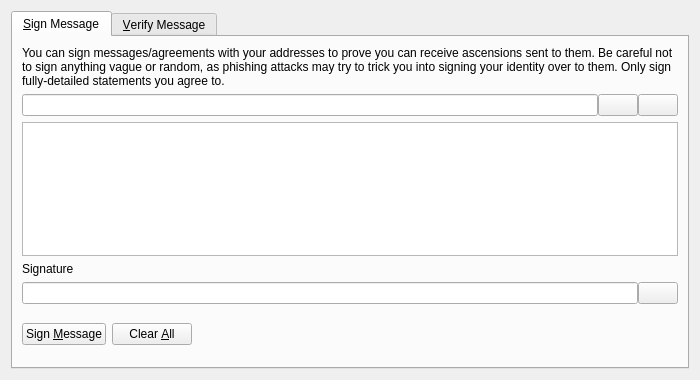
The window that src/qt/forms/signverifymessagedialog.ui (ascensioncoin/bitcoin) describes before a commit, drawn with Qt 5.
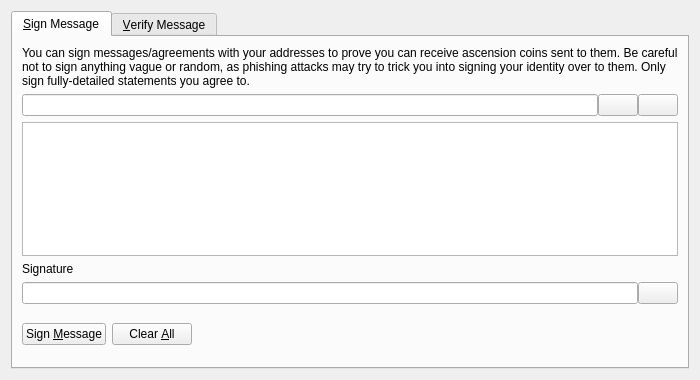
The same window after the commit. Icons and pictures are not drawn. Custom widgets are drawn as their Qt base class.

What changed in the file:
```diff
--- a/src/qt/forms/signverifymessagedialog.ui
+++ b/src/qt/forms/signverifymessagedialog.ui
@@ -30,7 +30,7 @@
        <item>
         <widget class="QLabel" name="infoLabel_SM">
          <property name="text">
-          <string>You can sign messages/agreements with your addresses to prove you can receive ascensions sent to them. Be careful not to sign anything vague or random, as phishing attacks may try to trick you into signing your identity over to them. Only sign fully-detailed statements you agree to.</string>
+          <string>You can sign messages/agreements with your addresses to prove you can receive ascension coins sent to them. Be careful not to sign anything vague or random, as phishing attacks may try to trick you into signing your identity over to them. Only sign fully-detailed statements you agree to.</string>
          </property>
          <property name="textFormat">
           <enum>Qt::PlainText</enum>
```
